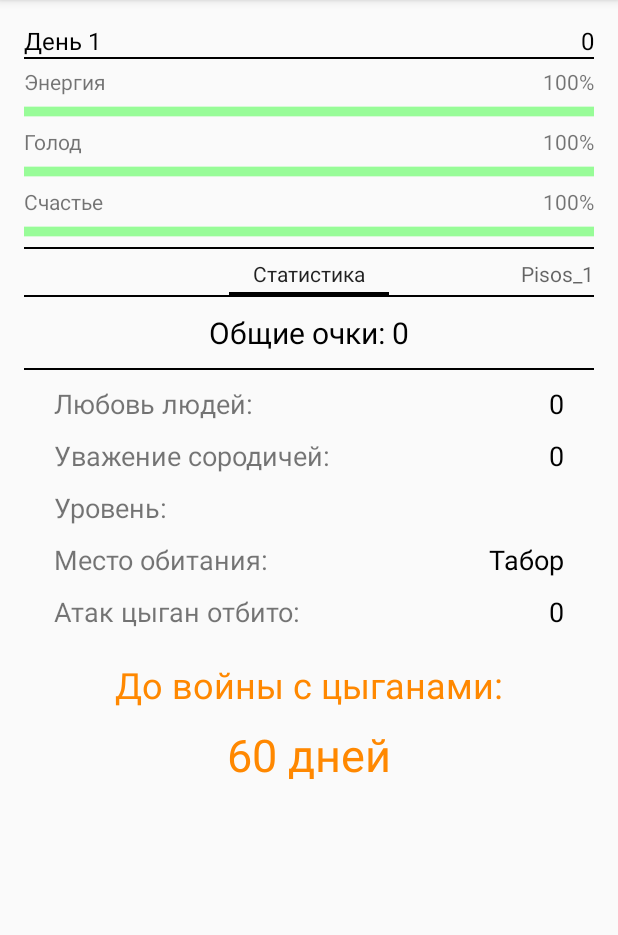
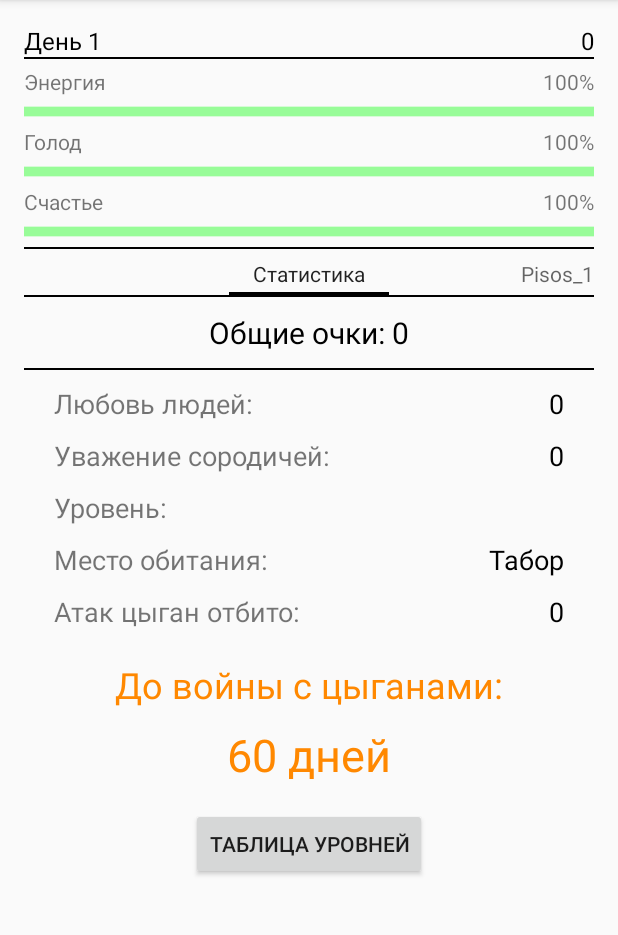
Before and after one commit to AlexanderUdalov/HorseSimulator, an Android app: the screen it shows after launch (MainActivity), on a phone screen of 412 x 824 dp, the part 84-1019 px from its top. Run offline under Robolectric (Android 15) with nearby library versions, the light colour scheme and no system bars.

Commit message:
Добавил диалоговое окно на кнопку

```diff
--- a/app/src/main/java/blue_caps/horsesimulator/Page_0.java
+++ b/app/src/main/java/blue_caps/horsesimulator/Page_0.java
@@ -1,11 +1,14 @@
 package blue_caps.horsesimulator;
 
+import android.content.DialogInterface;
 import android.graphics.Color;
 import android.os.Bundle;
 import android.support.v4.app.Fragment;
+import android.support.v7.app.AlertDialog;
 import android.view.LayoutInflater;
 import android.view.View;
 import android.view.ViewGroup;
+import android.widget.Button;
 import android.widget.TextView;
 
 
@@ -21,6 +24,7 @@ public class Page_0 extends Fragment {
     private TextView valueHabitat;
     private TextView valueCountRomaAttack;
     private TextView valueTimeToAttack;
+    private Button buttonTableLevel;
 
 
     public void onCreate(Bundle savedInstanceState) {
@@ -39,6 +43,7 @@ public class Page_0 extends Fragment {
         valueHabitat = (TextView) view.findViewById(R.id.value_habitat);
         valueCountRomaAttack = (TextView) view.findViewById(R.id.value_roma_attack);
         valueTimeToAttack = (TextView) view.findViewById(R.id.value_time_to_attack);
+        buttonTableLevel = (Button) view.findViewById(R.id.button_table_level);
 
         switch (MainActivity.controller.getHorse().getHabitat()){
             case TABOR: { valueHabitat.setText(R.string.tabor); break; }
@@ -69,7 +74,26 @@ public class Page_0 extends Fragment {
         valueRespectPeople.setText(new String().valueOf(MainActivity.controller.getHorse().getRespectPeoples()));
         valueTotalScore.setText(" " + new String().valueOf(MainActivity.controller.getTotalScore()));
         valueCountRomaAttack.setText(new String().valueOf(MainActivity.controller.getCountRomaAtack()));
+        buttonTableLevel.setText(R.string.table_level);
+        buttonTableLevel.setOnClickListener(new View.OnClickListener() {
+            @Override
+            public void onClick(View view) {
+                AlertDialog.Builder builder = new AlertDialog.Builder(getActivity());
+                builder.setTitle(R.string.table_level)
+                        .setCancelable(false)
+                        .setNegativeButton(R.string.ok,
+                                new DialogInterface.OnClickListener() {
+                                    public void onClick(DialogInterface dialog, int id) {
+                                        dialog.cancel();
+                                    }
+                                });
+                View v = LayoutInflater.from(getActivity()).inflate(R.layout.table_level, null);
+                builder.setView(v);
+                AlertDialog alert = builder.create();
+                alert.show();
 
+            }
+        });
         return view;
     }
 
--- a/app/src/main/res/layout/page_0.xml
+++ b/app/src/main/res/layout/page_0.xml
@@ -166,4 +166,12 @@
         android:textSize="30dp"
         android:textColor="@android:color/holo_orange_dark"
         android:layout_height="wrap_content" />
+    <Space
+        android:layout_width="match_parent"
+        android:layout_height="15dp" />
+    <Button
+        android:layout_width="wrap_content"
+        android:layout_gravity="center"
+        android:layout_height="wrap_content"
+        android:id="@+id/button_table_level"/>
 </LinearLayout>
--- a/app/src/main/res/values/strings.xml
+++ b/app/src/main/res/values/strings.xml
@@ -24,5 +24,7 @@
     <string name="horse_club">Конный клуб</string>
     <string name="paddock">Загон</string>
     <string name="stable">Конюшня</string>
+    <string name="table_level">Таблица уровней</string>
     <string name="days">дней</string>
+    <string name="ok">Ясно</string>
 </resources>
```
Also changed, not shown: app/src/main/res/layout/table_level.xml (added, +10 -0 lines).
